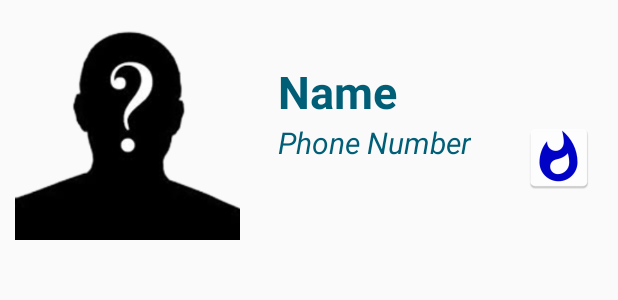
After one commit to wutchara/EasyKKU2, an Android app: the layout my_layout.xml on its own in the app's theme, with its tools: preview values and no code run, on a phone screen of 412 x 824 dp. The commit adds this screen. Shown: the top 300 px of the screen. Run offline under Robolectric (Android 15) with nearby library versions, the phone set to English and light mode, and no system bars.

Commit message:
Create List View Success

```diff
--- a/app/build.gradle
+++ b/app/build.gradle
@@ -28,4 +28,5 @@
     testCompile 'junit:junit:4.12'
     compile files('libs/simpleftp.jar')
     compile 'com.squareup.okhttp:okhttp:2.0.0'
+    compile files('libs/picasso-2.5.2.jar')
 }
--- /dev/null
+++ b/app/src/main/res/layout/my_layout.xml
@@ -0,0 +1,57 @@
+<?xml version="1.0" encoding="utf-8"?>
+<LinearLayout xmlns:android="http://schemas.android.com/apk/res/android"
+    xmlns:app="http://schemas.android.com/apk/res-auto"
+    android:orientation="horizontal" android:layout_width="match_parent"
+    android:layout_height="wrap_content">
+
+    <ImageView
+        android:layout_width="@dimen/icon"
+        android:layout_height="@dimen/icon"
+        app:srcCompat="@drawable/question_man"
+        android:id="@+id/imageView"
+        android:layout_margin="10dp" />
+
+    <LinearLayout
+        android:orientation="vertical"
+        android:layout_width="match_parent"
+        android:layout_height="match_parent"
+        android:gravity="center_vertical"
+        android:padding="15dp"
+        android:layout_gravity="center_vertical">
+
+        <TextView
+            android:text="Name"
+            android:layout_width="match_parent"
+            android:layout_height="wrap_content"
+            android:id="@+id/textViewName"
+            android:textSize="@dimen/h1"
+            android:textStyle="normal|bold"
+            android:textColor="@color/aText" />
+
+        <RelativeLayout
+            android:layout_width="match_parent"
+            android:layout_height="wrap_content">
+
+            <TextView
+                android:text="Phone Number"
+                android:layout_width="wrap_content"
+                android:layout_height="wrap_content"
+                android:id="@+id/textViewPhone"
+                android:textSize="@dimen/h2"
+                android:textStyle="normal|italic"
+                android:textColor="@color/aText" />
+
+            <ImageView
+                android:layout_width="wrap_content"
+                android:layout_height="wrap_content"
+                app:srcCompat="@mipmap/my_call"
+                android:layout_alignParentTop="true"
+                android:layout_marginLeft="21dp"
+                android:layout_marginStart="21dp"
+                android:id="@+id/imageView4"
+                android:layout_alignParentRight="true" />
+        </RelativeLayout>
+
+    </LinearLayout>
+
+</LinearLayout>
```
Also changed, not shown: app/src/main/java/kku/wutchara/rachadacr/easykku2/MyAdapter.java (added, +66 -0 lines), app/src/main/java/kku/wutchara/rachadacr/easykku2/ServiceActivity.java (+20 -2 lines), app/src/main/res/layout/activity_service.xml (+7 -1 lines), app/libs/picasso-2.5.2.jar (added), app/src/main/my_call-web.png (added), app/src/main/res/mipmap-hdpi/my_call.png (added), app/src/main/res/mipmap-mdpi/my_call.png (added), app/src/main/res/mipmap-xhdpi/my_call.png (added), app/src/main/res/mipmap-xxhdpi/my_call.png (added), app/src/main/res/mipmap-xxxhdpi/my_call.png (added).
